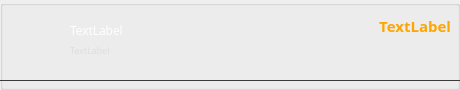
This is src/gui/ui/transactionframe.ui in ConcealNetwork/conceal-desktop as Qt 5 draws it before an edit. The edited form follows.
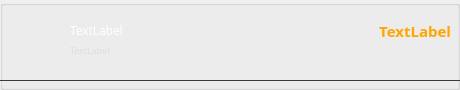
This is the edited form.

```diff
--- a/src/gui/ui/transactionframe.ui
+++ b/src/gui/ui/transactionframe.ui
@@ -65,9 +65,9 @@
       <property name="geometry">
        <rect>
         <x>310</x>
-        <y>10</y>
+        <y>20</y>
         <width>141</width>
-        <height>31</height>
+        <height>21</height>
        </rect>
       </property>
       <property name="font">
@@ -137,7 +137,7 @@
        <rect>
         <x>70</x>
         <y>40</y>
-        <width>171</width>
+        <width>381</width>
         <height>21</height>
        </rect>
       </property>
```
